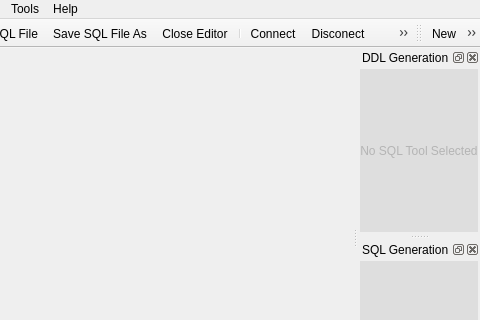
The window that GUI/pgdbatool/mainwindow.ui (marcotcal/PG-DBA-Tools) describes before a commit, drawn with Qt 5; both pictures show x 605 to 1085 and y 0 to 320 of the 1085 by 690 pixel window.
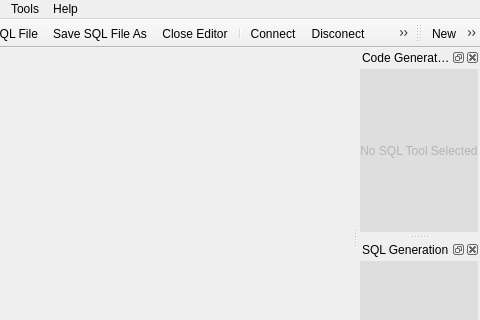
The same window after the commit. Icons and pictures are not drawn.

```diff
--- a/GUI/pgdbatool/mainwindow.ui
+++ b/GUI/pgdbatool/mainwindow.ui
@@ -488,7 +488,7 @@
   </widget>
   <widget class="QDockWidget" name="dock_ddl">
    <property name="windowTitle">
-    <string>DDL Generation</string>
+    <string>Code Generators</string>
    </property>
    <attribute name="dockWidgetArea">
     <number>2</number>
```
